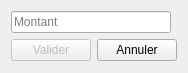
The window that application/ui/refill_note_window.ui (nils-van-zuijlen/Enibar) describes before a commit, drawn with Qt 5.
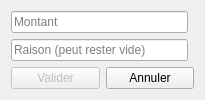
The same window after the commit. Custom widgets are drawn as their Qt base class.

Commit message:
Add a possible reason to the refillNote window.
Fixes #112

The edit to the form file:
```diff
--- a/application/ui/refill_note_window.ui
+++ b/application/ui/refill_note_window.ui
@@ -6,8 +6,8 @@
    <rect>
     <x>0</x>
     <y>0</y>
-    <width>186</width>
-    <height>73</height>
+    <width>205</width>
+    <height>86</height>
    </rect>
   </property>
   <property name="windowTitle">
@@ -53,6 +53,13 @@
        </property>
       </widget>
      </item>
+     <item row="1" column="0">
+      <widget class="Input" name="reason">
+       <property name="placeholderText">
+        <string>Raison (peut rester vide)</string>
+       </property>
+      </widget>
+     </item>
     </layout>
    </item>
   </layout>
```
The commit also changes 3 other files.
